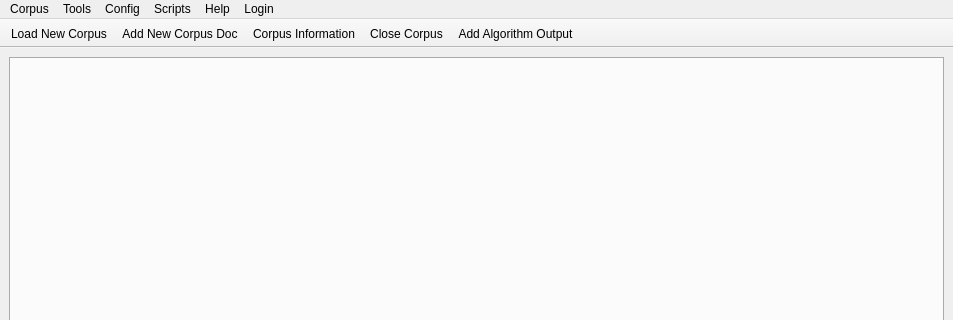
sorice/QtNLP-Linguist, file ui/forms/TNLP_MW.ui: the form before one commit; both pictures show x 0 to 953 and y 0 to 320 of the 953 by 611 pixel window.
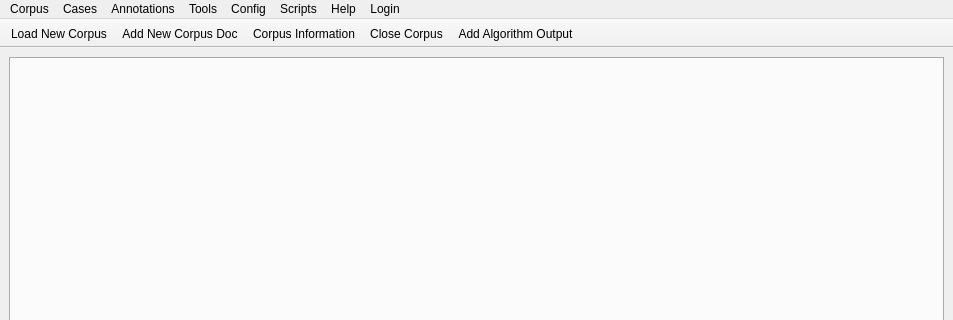
The form after the commit. Icons and pictures are not drawn.

Commit message: Adicionando el diseño del contenido de los tabs de los casos. Generada el fichero py correspondiente a ese diseño. Cambiados los permisos de ejecución a los scripts que generan los py.

Diff of the .ui file:
```diff
--- a/ui/forms/TNLP_MW.ui
+++ b/ui/forms/TNLP_MW.ui
@@ -39,7 +39,7 @@
      <x>0</x>
      <y>0</y>
      <width>953</width>
-     <height>27</height>
+     <height>29</height>
     </rect>
    </property>
    <widget class="QMenu" name="menuCorpus">
@@ -90,7 +90,25 @@
      <string>Login</string>
     </property>
    </widget>
+   <widget class="QMenu" name="menuCases">
+    <property name="title">
+     <string>Cases</string>
+    </property>
+    <addaction name="actionAdd_case"/>
+    <addaction name="actionEdit_case"/>
+    <addaction name="actionDelete_case"/>
+   </widget>
+   <widget class="QMenu" name="menuAnnotations">
+    <property name="title">
+     <string>Annotations</string>
+    </property>
+    <addaction name="actionAdd_annotation"/>
+    <addaction name="actionEdit_annotation"/>
+    <addaction name="actionDelete_annotation"/>
+   </widget>
    <addaction name="menuCorpus"/>
+   <addaction name="menuCases"/>
+   <addaction name="menuAnnotations"/>
    <addaction name="menuTools"/>
    <addaction name="menuConfig"/>
    <addaction name="menuScripts"/>
```
Left out of the diff: 30 changed lines with no effect on the pictures. The commit also changes 7 other files.
